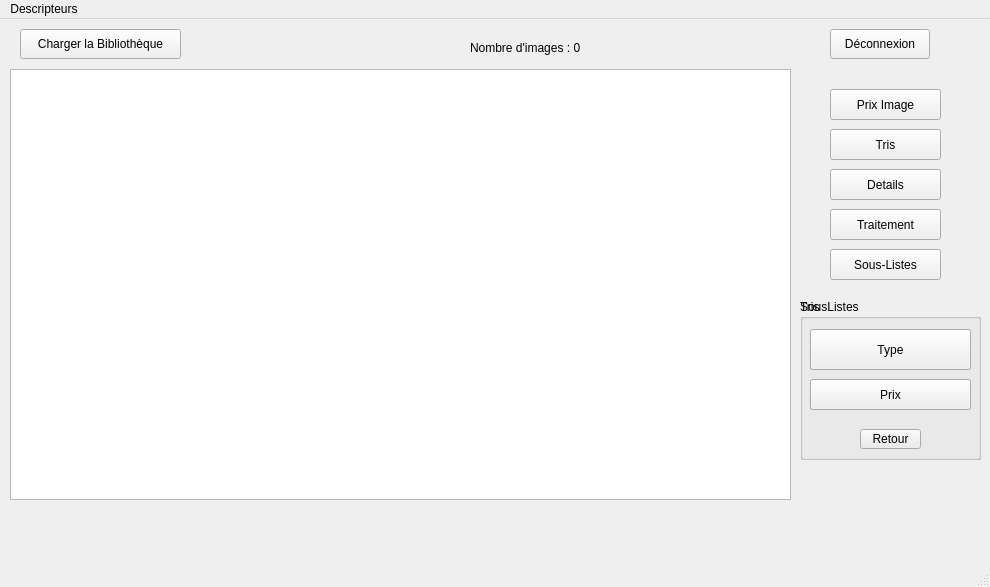
The window that Descripteurs/tessst/bibliowindow.ui (TomAuclin/PROJETC_LMLTM) describes before a commit, drawn with Qt 5.
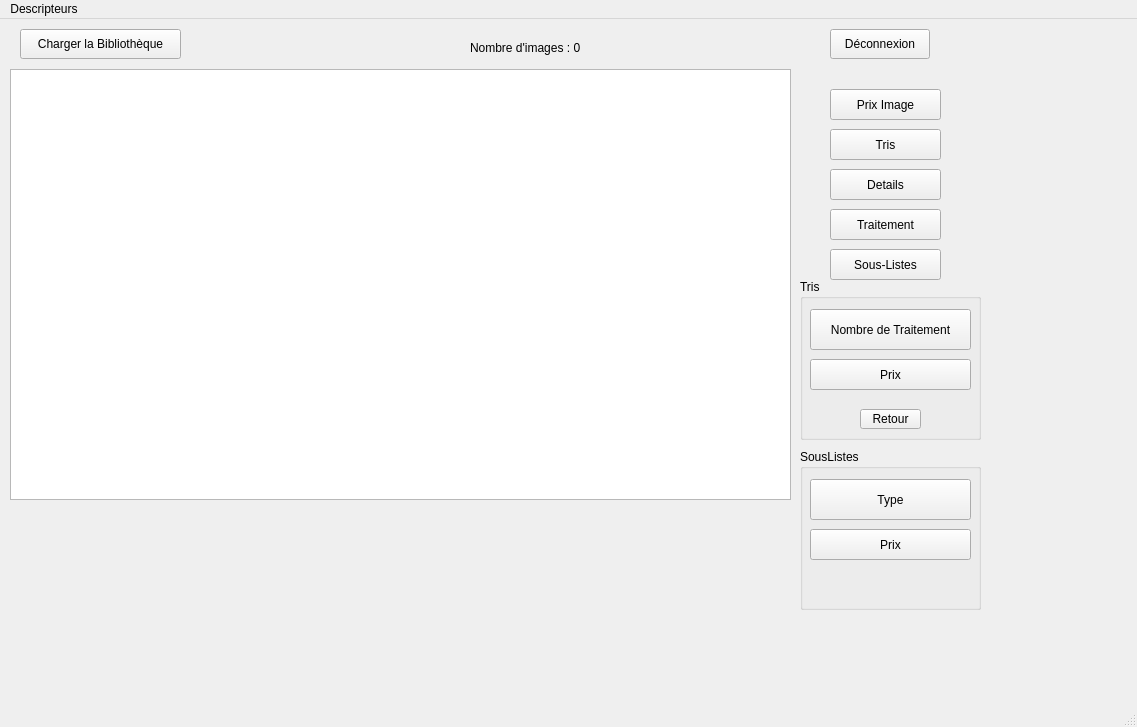
The same window after the commit.

```diff
--- a/Descripteurs/tessst/bibliowindow.ui
+++ b/Descripteurs/tessst/bibliowindow.ui
@@ -6,8 +6,8 @@
    <rect>
     <x>0</x>
     <y>0</y>
-    <width>990</width>
-    <height>587</height>
+    <width>1137</width>
+    <height>727</height>
    </rect>
   </property>
   <property name="windowTitle">
@@ -106,7 +106,7 @@
     <property name="geometry">
      <rect>
       <x>800</x>
-      <y>280</y>
+      <y>260</y>
       <width>181</width>
       <height>161</height>
      </rect>
@@ -153,45 +153,6 @@
       <string>Retour</string>
      </property>
     </widget>
-    <widget class="QGroupBox" name="SousListes">
-     <property name="geometry">
-      <rect>
-       <x>0</x>
-       <y>0</y>
-       <width>181</width>
-       <height>161</height>
-      </rect>
-     </property>
-     <property name="title">
-      <string>SousListes</string>
-     </property>
-     <widget class="QPushButton" name="souslistetype">
-      <property name="geometry">
-       <rect>
-        <x>10</x>
-        <y>30</y>
-        <width>161</width>
-        <height>41</height>
-       </rect>
-      </property>
-      <property name="text">
-       <string>Type</string>
-      </property>
-     </widget>
-     <widget class="QPushButton" name="pushButtonSousListePrix">
-      <property name="geometry">
-       <rect>
-        <x>10</x>
-        <y>80</y>
-        <width>161</width>
-        <height>31</height>
-       </rect>
-      </property>
-      <property name="text">
-       <string>Prix</string>
-      </property>
-     </widget>
-    </widget>
    </widget>
    <widget class="QPushButton" name="SousListesButton">
     <property name="geometry">
@@ -219,13 +180,52 @@
      <string>Tris</string>
     </property>
    </widget>
+   <widget class="QGroupBox" name="SousListes">
+    <property name="geometry">
+     <rect>
+      <x>800</x>
+      <y>430</y>
+      <width>181</width>
+      <height>161</height>
+     </rect>
+    </property>
+    <property name="title">
+     <string>SousListes</string>
+    </property>
+    <widget class="QPushButton" name="souslistetype">
+     <property name="geometry">
+      <rect>
+       <x>10</x>
+       <y>30</y>
+       <width>161</width>
+       <height>41</height>
+      </rect>
+     </property>
+     <property name="text">
+      <string>Type</string>
+     </property>
+    </widget>
+    <widget class="QPushButton" name="pushButtonSousListePrix">
+     <property name="geometry">
+      <rect>
+       <x>10</x>
+       <y>80</y>
+       <width>161</width>
+       <height>31</height>
+      </rect>
+     </property>
+     <property name="text">
+      <string>Prix</string>
+     </property>
+    </widget>
+   </widget>
   </widget>
   <widget class="QMenuBar" name="menubar">
    <property name="geometry">
     <rect>
      <x>0</x>
      <y>0</y>
-     <width>990</width>
+     <width>1137</width>
      <height>22</height>
     </rect>
    </property>
```
